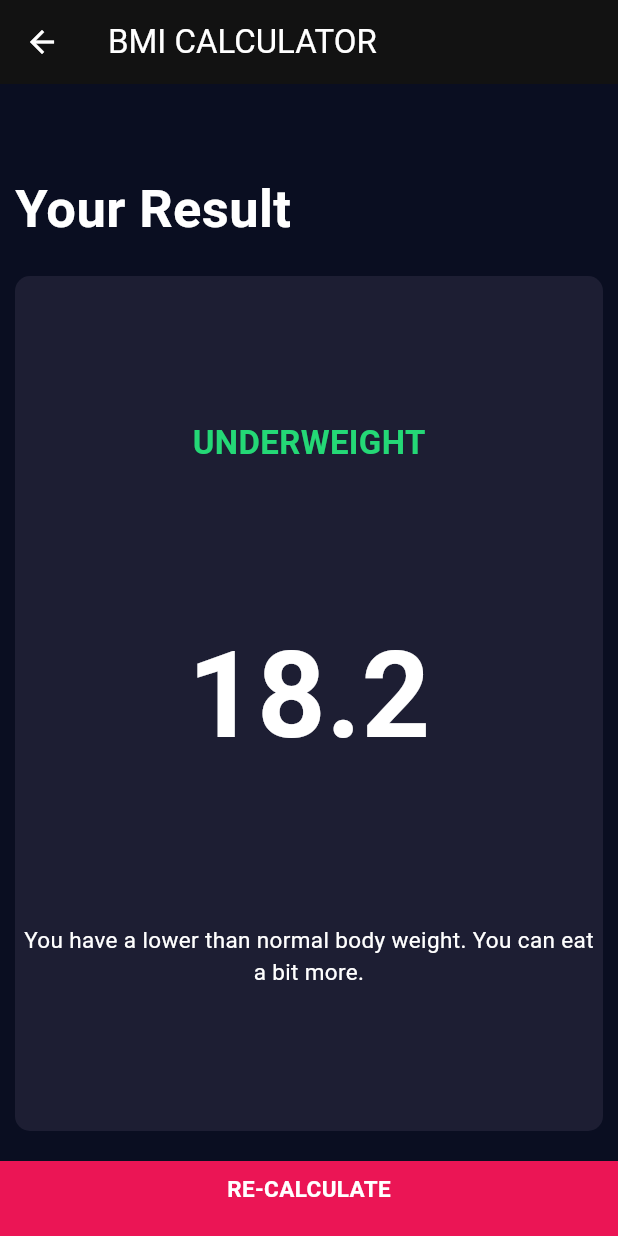
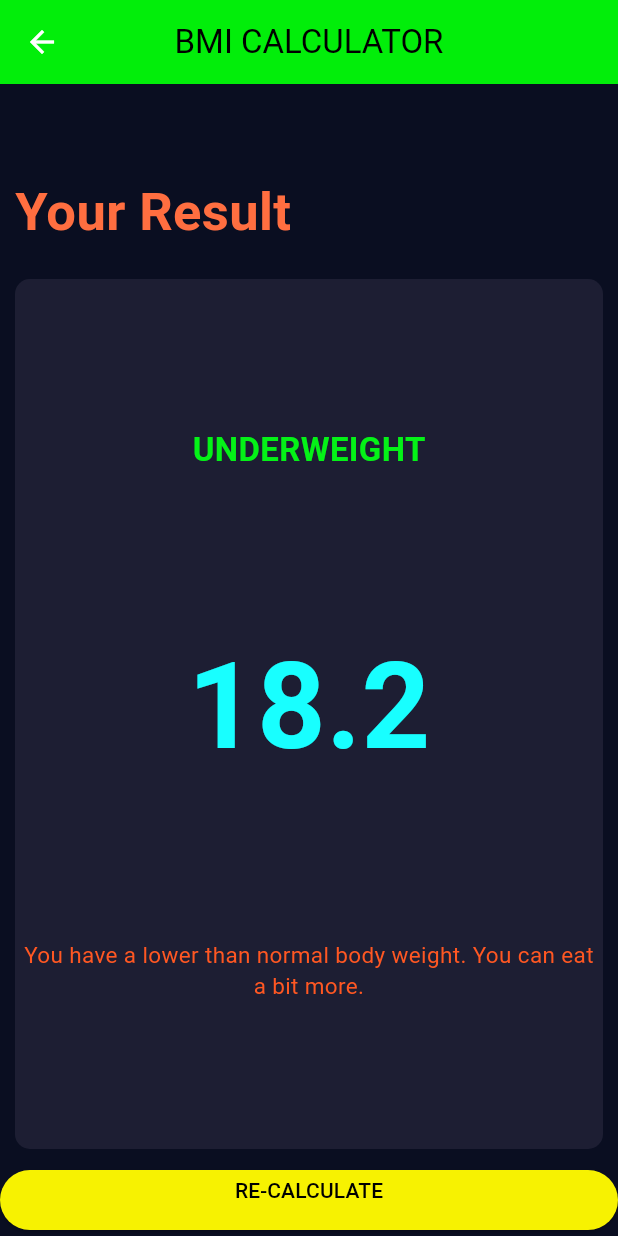
Before and after one commit to Etsubdinkdesalegn/BMICalculatorBest, a Flutter app: the screen it shows after launch, after a tap on "CALCULATE", on a phone screen of 412 x 824 dp. Run offline on Flutter 3.47's test engine with Material 3 defaults, Android fonts, the phone set to English and light mode, and no system bars; our stand-ins replace font_awesome_flutter.

Commit message:
updated bmi calculator

```diff
--- a/lib/BMICalculator/constants.dart
+++ b/lib/BMICalculator/constants.dart
@@ -2,10 +2,14 @@ import 'package:flutter/material.dart';
 
 const double kBottomContainerHeight = 50.0;
 const kActiveCardColor = Color(0xFF1d1e33);
-const kBottomContainerColor = Color(0xffeb1555);
+const kBottomContainerColor = Color.fromARGB(255, 2, 30, 244);
+const kBottomContainerColorre = Color.fromARGB(255, 244, 228, 3);
 const kInActiveCardColor = Color(0xff111328);
 
-const kLabelTextStyle = TextStyle(fontSize: 15.0, color: Color(0xff8d8e98));
+const kLabelTextStyle = TextStyle(
+  fontSize: 15.0,
+  color: Color.fromARGB(255, 238, 1, 246),
+);
 
 const kNumberTextStyle = TextStyle(fontWeight: FontWeight.w900, fontSize: 30);
 
@@ -14,14 +18,22 @@ const kLargeButtonTextStyle = TextStyle(
   fontWeight: FontWeight.bold,
 );
 
-const kTitleTextStyle = TextStyle(fontSize: 35, fontWeight: FontWeight.bold);
+const kTitleTextStyle = TextStyle(
+  fontSize: 35,
+  fontWeight: FontWeight.bold,
+  color: Colors.deepOrangeAccent,
+);
 
 const kResultTextStyle = TextStyle(
-  color: Color(0xff24d876),
+  color: Color.fromARGB(255, 4, 242, 23),
   fontSize: 22.0,
   fontWeight: FontWeight.bold,
 );
 
-const kBMITextStyle = TextStyle(fontSize: 80.0, fontWeight: FontWeight.bold);
+const kBMITextStyle = TextStyle(
+  fontSize: 80.0,
+  fontWeight: FontWeight.bold,
+  color: Colors.cyanAccent,
+);
 
-const kBodyTextStyle = TextStyle(fontSize: 15.0);
+const kBodyTextStyle = TextStyle(fontSize: 15.0, color: Colors.deepOrange);
--- a/lib/BMICalculator/icon_content.dart
+++ b/lib/BMICalculator/icon_content.dart
@@ -13,7 +13,7 @@ class IconContent extends StatelessWidget {
     return Column(
       mainAxisAlignment: MainAxisAlignment.center,
       children: [
-        Icon(icon, size: 55.0),
+        Icon(icon, size: 55.0, color: Colors.yellowAccent),
         SizedBox(height: 7),
         Text(label, style: kLabelTextStyle),
       ],
--- a/lib/BMICalculator/input_page.dart
+++ b/lib/BMICalculator/input_page.dart
@@ -29,7 +29,11 @@ class _InputPageState extends State<InputPage> {
   @override
   Widget build(BuildContext context) {
     return Scaffold(
-      appBar: AppBar(title: Text('BMI CALCULATOR')),
+      appBar: AppBar(
+        centerTitle: true,
+        backgroundColor: const Color.fromARGB(255, 2, 238, 10),
+        title: Text('BMI CALCULATOR', style: TextStyle(color: Colors.black)),
+      ),
       body: Column(
         crossAxisAlignment: CrossAxisAlignment.stretch,
         children: [
@@ -48,7 +52,7 @@ class _InputPageState extends State<InputPage> {
                             ? kActiveCardColor
                             : kInActiveCardColor,
                     cardChild: IconContent(
-                      icon: FontAwesomeIcons.mars,
+                      icon: FontAwesomeIcons.male,
                       label: 'MALE',
                     ),
                   ),
@@ -65,7 +69,7 @@ class _InputPageState extends State<InputPage> {
                             ? kActiveCardColor
                             : kInActiveCardColor,
                     cardChild: IconContent(
-                      icon: FontAwesomeIcons.venus,
+                      icon: FontAwesomeIcons.female,
                       label: 'FEMALE',
                     ),
                   ),
@@ -96,11 +100,19 @@ class _InputPageState extends State<InputPage> {
                   ),
                   SliderTheme(
                     data: SliderTheme.of(context).copyWith(
-                      activeTrackColor: Colors.white,
-                      inactiveTrackColor: Color(0xff8d8e98),
-                      thumbColor: Color(0xffeb1555), // Ensure this is defined
-                      overlayColor: Color(
-                        0x29eb1555,
+                      activeTrackColor: const Color.fromARGB(255, 3, 246, 193),
+                      inactiveTrackColor: Color.fromARGB(255, 46, 49, 87),
+                      thumbColor: Color.fromARGB(
+                        255,
+                        245,
+                        5,
+                        149,
+                      ), // Ensure this is defined
+                      overlayColor: Color.fromARGB(
+                        41,
+                        146,
+                        5,
+                        233,
                       ), // Semi-transparent overlay when dragging
                       trackHeight: 2.0, // Adjust thickness of the slider
                       thumbShape: RoundSliderThumbShape(
--- a/lib/BMICalculator/results_page.dart
+++ b/lib/BMICalculator/results_page.dart
@@ -3,7 +3,7 @@
 import 'package:flutter/material.dart';
 import 'package:bmicalculator/BMICalculator/reusable_card.dart';
 import './constants.dart';
-import './bottom_button.dart';
+//import './bottom_button.dart';
 
 class ResultsPage extends StatelessWidget {
   const ResultsPage({
@@ -19,7 +19,11 @@ class ResultsPage extends StatelessWidget {
   @override
   Widget build(BuildContext context) {
     return Scaffold(
-      appBar: AppBar(title: Text('BMI CALCULATOR')),
+      appBar: AppBar(
+        centerTitle: true,
+        backgroundColor: const Color.fromARGB(255, 2, 238, 10),
+        title: Text('BMI CALCULATOR', style: TextStyle(color: Colors.black)),
+      ),
       body: Column(
         mainAxisAlignment: MainAxisAlignment.center,
         crossAxisAlignment: CrossAxisAlignment.stretch,
@@ -52,9 +56,14 @@ class ResultsPage extends StatelessWidget {
               onPress: () {},
             ),
           ),
-          BottomButton(
-            buttonTitle: 'RE-CALCULATE',
-            onTap: () {
+          ElevatedButton(
+            style: ElevatedButton.styleFrom(
+              backgroundColor: const Color.fromARGB(255, 247, 242, 1),
+
+              padding: EdgeInsets.only(bottom: 13),
+            ),
+            child: Text('RE-CALCULATE', style: TextStyle(color: Colors.black)),
+            onPressed: () {
               Navigator.pop(context);
             },
           ),
--- a/lib/BMICalculator/round_icon_button.dart
+++ b/lib/BMICalculator/round_icon_button.dart
@@ -14,7 +14,7 @@ class RoundIconMethod extends StatelessWidget {
       onPressed: onpressed,
       constraints: BoxConstraints.tightFor(width: 35.0, height: 45.0),
       shape: CircleBorder(),
-      fillColor: Color(0xff4c4f5e),
+      fillColor: Color.fromARGB(255, 146, 235, 3),
     );
   }
 }
--- a/lib/main.dart
+++ b/lib/main.dart
@@ -20,6 +20,7 @@ class BMICalculator extends StatelessWidget {
           secondary: Color.fromARGB(255, 215, 1, 253),
         ),
       ),
+      debugShowCheckedModeBanner: false,
 
       home: InputPage(),
     );
```
